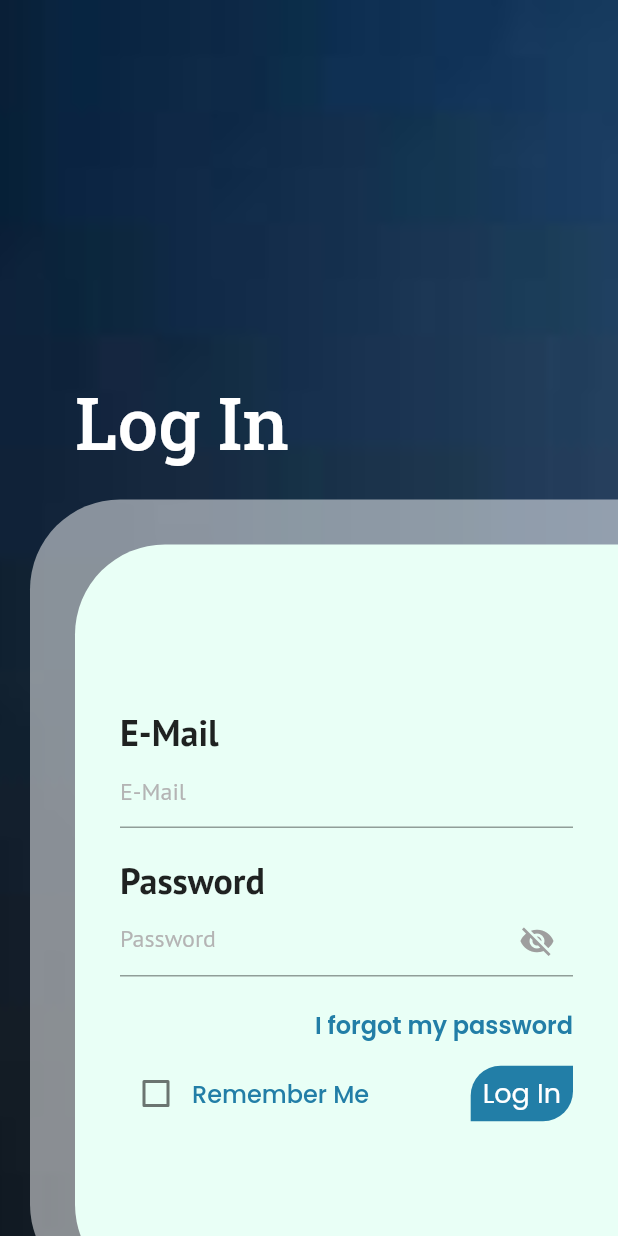
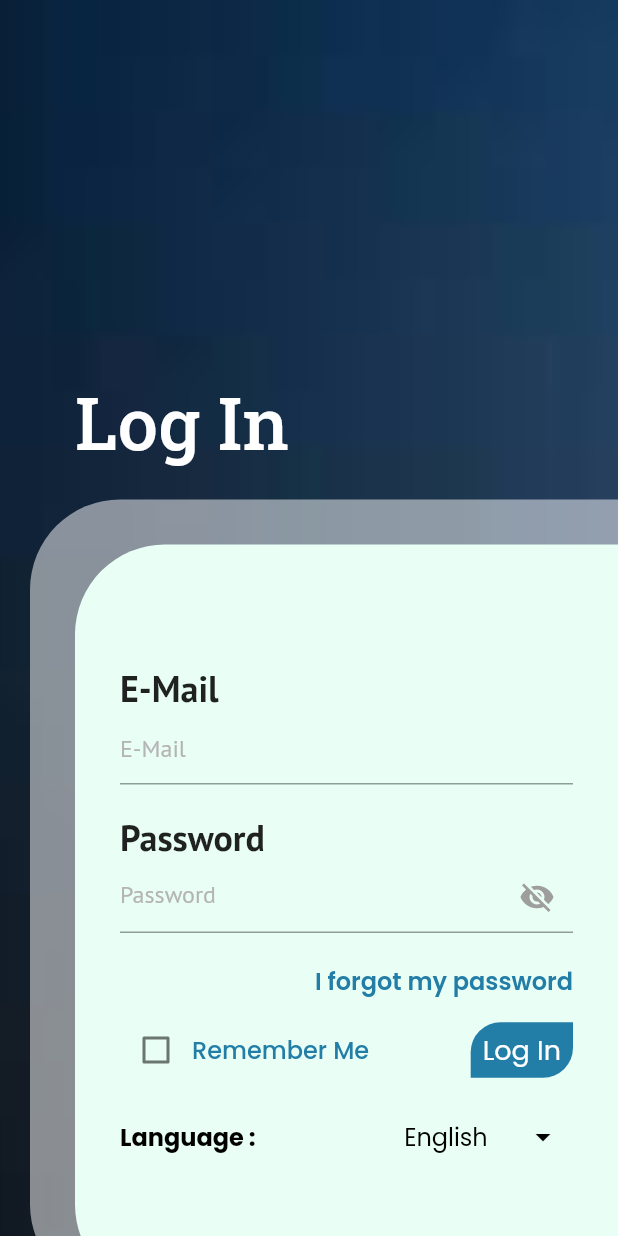
Before and after one commit to atahanhalici/tekstil_cad, a Flutter app: the LoginPage screen opened by its route, on a phone screen of 412 x 824 dp. Run offline on Flutter 3.47's test engine with Material 2 defaults, Android fonts, the phone set to English and light mode, and no system bars; our stand-ins replace animated_text_kit, easy_localization, get_it, google_fonts; missing offline and left inert: model_viewer_plus; network calls fail.

Commit message:
giris ekraninda dil degistirme eklendi

```diff
--- a/lib/pages/login_page.dart
+++ b/lib/pages/login_page.dart
@@ -213,6 +213,78 @@ class _LoginPageState extends State<LoginPage> {
               ),
             ],
           ),
+          Row(
+            //crossAxisAlignment: CrossAxisAlignment.center,
+            mainAxisAlignment: MainAxisAlignment.spaceBetween,
+            children: [
+              Padding(
+                padding: const EdgeInsets.only(right: 8, top: 10),
+                child: Align(
+                  alignment: Alignment.centerLeft,
+                  child: Text(
+                    "dil".tr() + " :",
+                    style: GoogleFonts.poppins(
+                      textStyle: const TextStyle(
+                          fontSize: 16,
+                          color: Colors.black,
+                          fontWeight: FontWeight.bold),
+                    ),
+                    textAlign: TextAlign.start,
+                  ),
+                ),
+              ),
+              Padding(
+                padding: const EdgeInsets.only(right: 8, top: 10),
+                child: Align(
+                  alignment: Alignment.centerRight,
+                  child: DropdownButton<String>(
+                      dropdownColor: Colors.white,
+                      elevation: 0,
+                      underline: Container(
+                        height: 0,
+                      ),
+                      icon: const Icon(
+                        Icons.arrow_drop_down,
+                        color: Colors.black,
+                      ),
+                      hint: Text(
+                        'dil'.tr(),
+                        style: GoogleFonts.poppins(
+                          textStyle: const TextStyle(color: Colors.black),
+                        ),
+                      ),
+                      items: [
+                        DropdownMenuItem(
+                          child: Text('turkce'.tr(),
+                              style: GoogleFonts.poppins(
+                                textStyle: const TextStyle(color: Colors.black),
+                              )),
+                          value: "Türkçe",
+                        ),
+                        DropdownMenuItem(
+                          child: Text('ingilizce'.tr(),
+                              style: GoogleFonts.poppins(
+                                textStyle: const TextStyle(color: Colors.black),
+                              )),
+                          value: "İngilizce",
+                        ),
+                      ],
+                      value: "dil".tr() == "Dil" ? "Türkçe" : "İngilizce",
+                      onChanged: (String? yeni) {
+                        if (yeni == "Türkçe" || yeni == "Turkish") {
+                          if ("dil".tr() != "Dil") {
+                            context.setLocale(const Locale('tr', 'TR'));
+                          }
+                        } else if (yeni == "İngilizce" || yeni == "English") {
+                          if ("dil".tr() != "Language") {
+                            context.setLocale(const Locale('en', 'US'));
+                          }
+                        }
+                      }),
+                ),
+              ),
+            ],
+          ),
         ],
       ),
     );
--- a/lib/pages/settings_page.dart
+++ b/lib/pages/settings_page.dart
@@ -108,7 +108,7 @@ class SettingsPage extends StatelessWidget {
                                     "dil".tr() + " :",
                                     style: GoogleFonts.poppins(
                                       textStyle: const TextStyle(
-                                          fontSize: 14,
+                                          fontSize: 16,
                                           color: Colors.white,
                                           fontWeight: FontWeight.bold),
                                     ),
```
